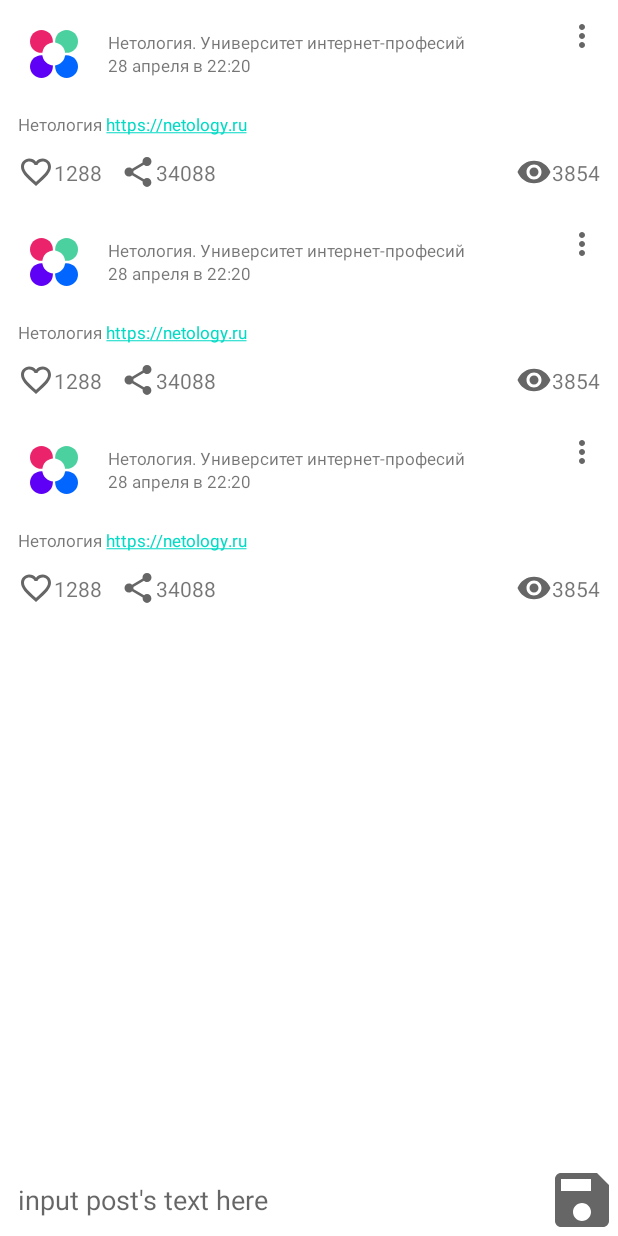
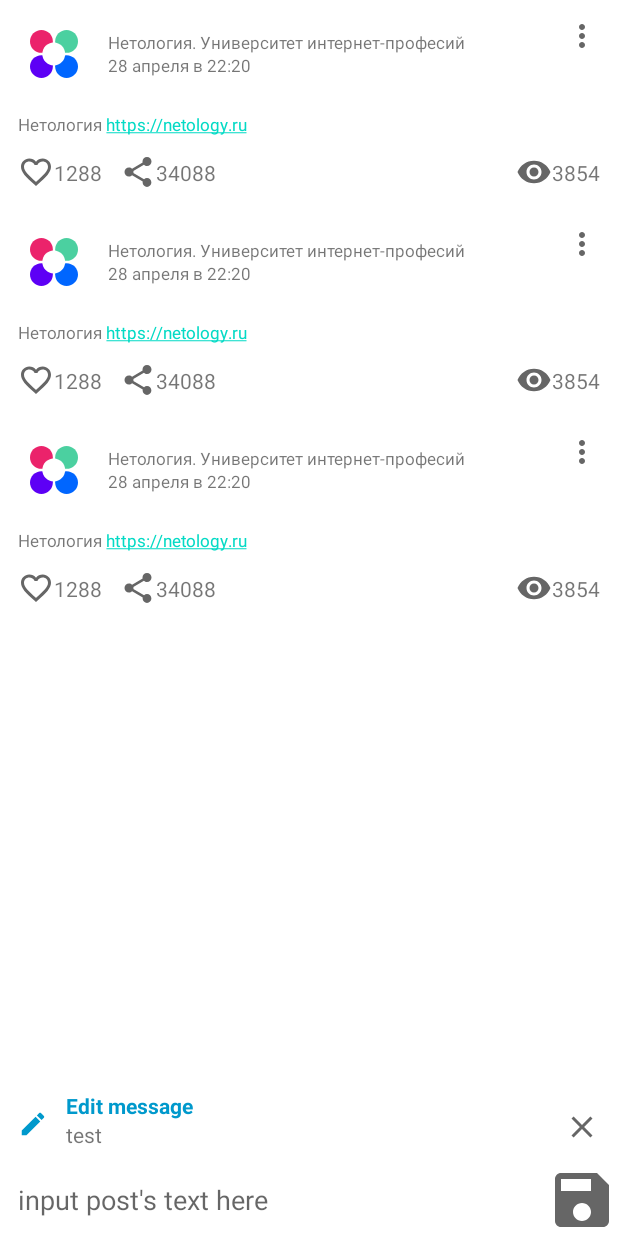
Before and after one commit to clinri/NMedia, an Android app: the layout activity_post.xml on its own in the app's theme, with its tools: preview values and no code run, on a phone screen of 412 x 824 dp. Run offline under Robolectric (Android 15) with nearby library versions, the phone set to English and light mode, and no system bars.

Commit message:
Done homework "07_crud"  task "Cancel edit" version 1 with fix for doing CI without merge in master (very long check pull requests - homeworks)

```diff
--- a/app/src/main/java/ru/netology/nmedia/MainActivity.kt
+++ b/app/src/main/java/ru/netology/nmedia/MainActivity.kt
@@ -2,8 +2,10 @@ package ru.netology.nmedia
 
 import androidx.appcompat.app.AppCompatActivity
 import android.os.Bundle
+import android.view.View
 import android.widget.Toast
 import androidx.activity.viewModels
+import androidx.core.view.isVisible
 import ru.netology.nmedia.adapter.PostsAdapter
 import ru.netology.nmedia.databinding.ActivityPostBinding
 import ru.netology.nmedia.databinding.PostBinding
@@ -41,9 +43,21 @@ class MainActivity : AppCompatActivity() {
             }
         }
 
-        viewModel.currentPost.observe(this)
-        { currentPost ->
+        viewModel.currentPost.observe(this) { currentPost ->
             binding.contentEditText.setText(currentPost?.content)
+            binding.editTextView.setText(currentPost?.content)
+            if (currentPost != null) {
+                binding.groupEdit.visibility = View.VISIBLE
+                binding.closeEdit.setOnClickListener {
+                    viewModel.onCancelEditClicked()
+                    with(binding.contentEditText) {
+                        clearFocus()
+                        hideKeyboard()
+                    }
+                }
+            } else {
+                binding.groupEdit.visibility = View.GONE
+            }
         }
     }
 }
--- a/app/src/main/java/ru/netology/nmedia/adapter/PostInteractionListener.kt
+++ b/app/src/main/java/ru/netology/nmedia/adapter/PostInteractionListener.kt
@@ -7,4 +7,5 @@ interface PostInteractionListener {
     fun onShareClicked(post: Post)
     fun onRemoveClicked(post: Post)
     fun onEditClicked(post: Post)
+    fun onCancelEditClicked()
 }
--- a/app/src/main/java/ru/netology/nmedia/util/Views.kt
+++ b/app/src/main/java/ru/netology/nmedia/util/Views.kt
@@ -4,7 +4,7 @@ import android.content.Context
 import android.view.View
 import android.view.inputmethod.InputMethodManager
 
-internal  fun View.hideKeyboard(){
+internal fun View.hideKeyboard() {
     val imm = context.getSystemService(Context.INPUT_METHOD_SERVICE) as InputMethodManager
     imm.hideSoftInputFromWindow(windowToken, /*flags =*/ 0)
 }
--- a/app/src/main/java/ru/netology/nmedia/viewModel/PostViewModel.kt
+++ b/app/src/main/java/ru/netology/nmedia/viewModel/PostViewModel.kt
@@ -1,6 +1,5 @@
 package ru.netology.nmedia.viewModel
 
-import android.widget.Toast
 import androidx.lifecycle.MutableLiveData
 import androidx.lifecycle.ViewModel
 import ru.netology.nmedia.adapter.PostInteractionListener
@@ -14,20 +13,20 @@ class PostViewModel : ViewModel(), PostInteractionListener {
 
     val currentPost = MutableLiveData<Post?>(null)
 
-    fun onSaveButtonClicked(content: String){
+    fun onSaveButtonClicked(content: String) {
         if (content.isBlank()) {
             return
         }
         val post = currentPost.value?.copy( // edit
             content = content
-        )?: Post( // new
+        ) ?: Post( // new
             id = PostRepository.NEW_POST_ID,
             author = "Me",
             content = content,
             published = "Today"
         )
         repository.save(post)
-        currentPost.value=null
+        currentPost.value = null
     }
 
     //region PostInteractionListener
@@ -45,5 +44,8 @@ class PostViewModel : ViewModel(), PostInteractionListener {
         currentPost.value = post
     }
 
+    override fun onCancelEditClicked() {
+        currentPost.value = null
+    }
     //endregion InteractionListener
 }
--- /dev/null
+++ b/app/src/main/res/drawable/ic_close_24dp.xml
@@ -0,0 +1,10 @@
+<vector xmlns:android="http://schemas.android.com/apk/res/android"
+    android:width="24dp"
+    android:height="24dp"
+    android:viewportWidth="24"
+    android:viewportHeight="24"
+    android:tint="?attr/colorControlNormal">
+  <path
+      android:fillColor="@android:color/white"
+      android:pathData="M19,6.41L17.59,5 12,10.59 6.41,5 5,6.41 10.59,12 5,17.59 6.41,19 12,13.41 17.59,19 19,17.59 13.41,12z"/>
+</vector>
--- /dev/null
+++ b/app/src/main/res/drawable/ic_edit_20dp.xml
@@ -0,0 +1,5 @@
+<vector android:height="20dp" android:tint="?attr/colorControlNormal"
+    android:viewportHeight="24" android:viewportWidth="24"
+    android:width="20dp" xmlns:android="http://schemas.android.com/apk/res/android">
+    <path android:fillColor="@android:color/white" android:pathData="M3,17.25V21h3.75L17.81,9.94l-3.75,-3.75L3,17.25zM20.71,7.04c0.39,-0.39 0.39,-1.02 0,-1.41l-2.34,-2.34c-0.39,-0.39 -1.02,-0.39 -1.41,0l-1.83,1.83 3.75,3.75 1.83,-1.83z"/>
+</vector>
--- a/app/src/main/res/layout/activity_post.xml
+++ b/app/src/main/res/layout/activity_post.xml
@@ -11,7 +11,7 @@
         android:layout_width="match_parent"
         android:layout_height="0dp"
         app:layoutManager="androidx.recyclerview.widget.LinearLayoutManager"
-        app:layout_constraintBottom_toTopOf="@id/toolsTopBarrier"
+        app:layout_constraintBottom_toTopOf="@id/close_edit"
         app:layout_constraintTop_toTopOf="parent"
         tools:listitem="@layout/post" />
 
@@ -20,21 +20,80 @@
         android:layout_width="wrap_content"
         android:layout_height="wrap_content"
         app:barrierDirection="top"
-        app:constraint_referenced_ids="contentEditText" />
+        app:constraint_referenced_ids="edit_text_view_title" />
+
+    <androidx.constraintlayout.widget.Group
+        android:id="@+id/group_edit"
+        android:layout_width="match_parent"
+        android:layout_height="wrap_content"
+        android:visibility="visible"
+        app:constraint_referenced_ids="edit, edit_text_view, edit_text_view_title, close_edit" />
+
+    <ImageButton
+        android:id="@+id/edit"
+        android:layout_width="wrap_content"
+        android:layout_height="wrap_content"
+        android:background="@android:color/transparent"
+        android:contentDescription="@string/editing_text"
+        android:padding="@dimen/common_spacing"
+        app:layout_constraintTop_toTopOf="@id/close_edit"
+        app:srcCompat="@drawable/ic_edit_20dp"
+        app:tint="@android:color/holo_blue_dark" />
+
+    <androidx.appcompat.widget.AppCompatTextView
+        android:id="@+id/edit_text_view_title"
+        android:layout_width="wrap_content"
+        android:layout_height="wrap_content"
+        android:fontFeatureSettings="@string/fab_transformation_scrim_behavior"
+        android:text="@string/edit_title"
+        android:textColor="@android:color/holo_blue_dark"
+        android:textSize="@dimen/font_icons"
+        android:textStyle="bold"
+        app:layout_constraintBottom_toTopOf="@id/edit_text_view"
+        app:layout_constraintStart_toEndOf="@id/edit"
+
+        app:layout_constraintVertical_chainStyle="packed" />
+
+
+    <androidx.appcompat.widget.AppCompatTextView
+        android:id="@+id/edit_text_view"
+        android:layout_width="0dp"
+        android:layout_height="wrap_content"
+        android:inputType="textMultiLine"
+        app:layout_constraintEnd_toStartOf="@id/close_edit"
+        app:layout_constraintStart_toStartOf="@id/edit_text_view_title"
+        app:layout_constraintTop_toBottomOf="@id/edit_text_view_title"
+        tools:text="test" />
+
+    <ImageButton
+        android:id="@+id/close_edit"
+        android:layout_width="wrap_content"
+        android:layout_height="wrap_content"
+        android:layout_marginStart="@dimen/common_spacing"
+        android:background="@android:color/transparent"
+        android:contentDescription="@string/cancel_edit"
+        android:padding="@dimen/common_spacing"
+        app:layout_constraintBottom_toTopOf="@id/contentEditText"
+        app:layout_constraintEnd_toEndOf="parent"
+        app:layout_constraintTop_toTopOf="@id/edit_text_view_title"
+        app:srcCompat="@drawable/ic_close_24dp" />
+
 
     <EditText
         android:id="@+id/contentEditText"
         android:layout_width="0dp"
         android:layout_height="wrap_content"
         android:background="@android:color/transparent"
+        android:ellipsize="end"
         android:hint="@string/postText"
         android:importantForAutofill="no"
         android:inputType="textMultiLine"
         android:padding="@dimen/common_spacing"
+        app:layout_constraintBottom_toBottomOf="parent"
+        app:layout_constraintEnd_toStartOf="@id/save"
         app:layout_constraintStart_toStartOf="parent"
-        app:layout_constraintEnd_toStartOf="@id/save"
-        app:layout_constraintBottom_toBottomOf="parent"
-        app:layout_constraintTop_toTopOf="@id/toolsTopBarrier" />
+        app:layout_constraintTop_toBottomOf="@id/close_edit"
+        app:layout_constraintVertical_chainStyle="packed" />
 
     <ImageButton
         android:id="@+id/save"
--- a/app/src/main/res/values/strings.xml
+++ b/app/src/main/res/values/strings.xml
@@ -6,4 +6,7 @@
     <string name="description_save">Save new post</string>
     <string name="edit">Edit</string>
     <string name="empty_content_toast">Content can\'t be empty</string>
+    <string name="edit_title">Edit message</string>
+    <string name="cancel_edit">Cancel edit</string>
+    <string name="editing_text">Editing text</string>
 </resources>
```
Also changed, not shown: app/src/main/java/ru/netology/nmedia/data/PostRepository.kt (+5 -5 lines), 2 other files.
